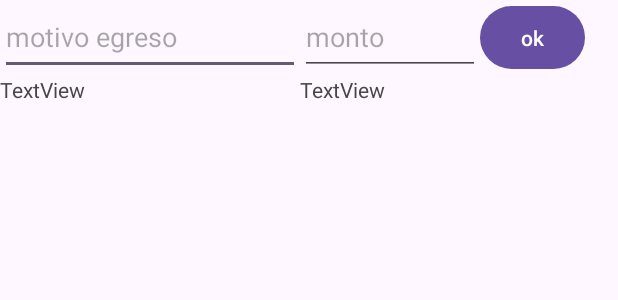
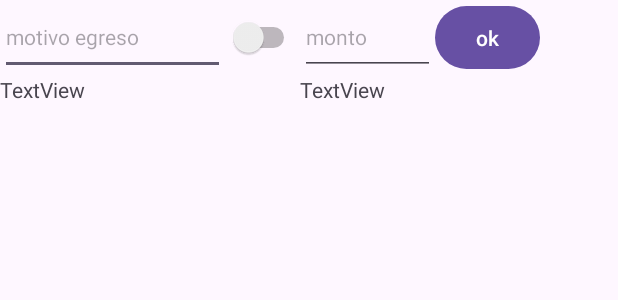
Before and after one commit to fabtelo/VT332, an Android app: the layout activity_administracion.xml on its own in the app's theme, with its tools: preview values and no code run, on a phone screen of 412 x 824 dp. Shown: the top 300 px of the screen. Run offline under Robolectric (Android 15) with nearby library versions, the phone set to English and light mode, and no system bars.

```diff
--- a/app/src/main/res/layout/activity_administracion.xml
+++ b/app/src/main/res/layout/activity_administracion.xml
@@ -14,19 +14,26 @@
 
         <EditText
             android:id="@+id/editTextText4"
-            android:layout_width="200dp"
+            android:layout_width="150dp"
             android:layout_height="match_parent"
             android:ems="10"
             android:hint="motivo egreso"
-            android:inputType="text" />
+            android:inputType="text"
+            android:textSize="14sp" />
+
+        <Switch
+            android:id="@+id/switch2"
+            android:layout_width="50dp"
+            android:layout_height="50dp" />
 
         <EditText
             android:id="@+id/editTextText15"
-            android:layout_width="120dp"
+            android:layout_width="90dp"
             android:layout_height="match_parent"
             android:ems="10"
             android:hint="monto"
-            android:inputType="text" />
+            android:inputType="text"
+            android:textSize="14sp" />
 
         <Button
             android:id="@+id/button3"
```
Also changed, not shown: app/src/main/java/com/example/vt332/Administracion.java (+83 -8 lines).
